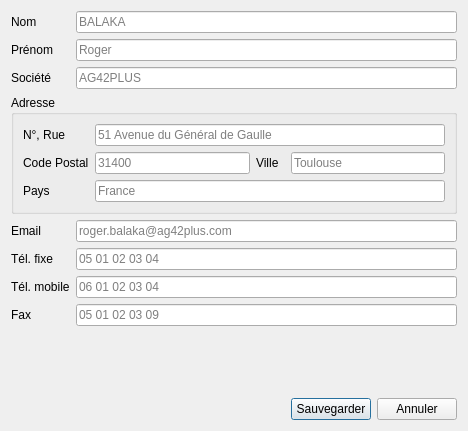
First picture: the form in src/gui/dialogs/dialogaddcustomer.ui, repository FACT-Team/FactDev, before the edit.
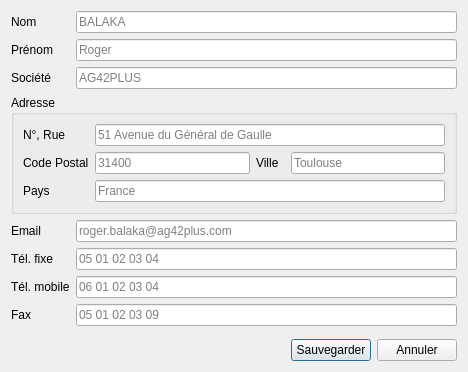
Second picture: the form after the edit. Icons and pictures are not drawn. Custom widgets are drawn as their Qt base class.

Commit message: Update each windows

Diff of the .ui file:
```diff
--- a/src/gui/dialogs/dialogaddcustomer.ui
+++ b/src/gui/dialogs/dialogaddcustomer.ui
@@ -7,7 +7,7 @@
     <x>0</x>
     <y>0</y>
     <width>468</width>
-    <height>431</height>
+    <height>372</height>
    </rect>
   </property>
   <property name="windowTitle">
```
Left out of the diff: 8 changed lines with no effect on the pictures. The commit also changes 7 other files.
